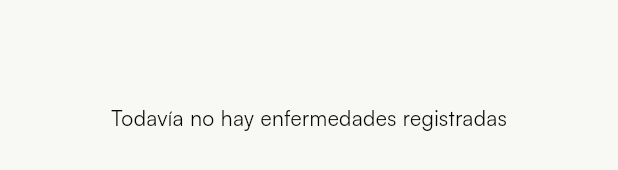
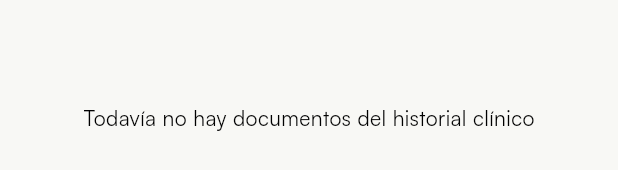
Before and after one commit to xDit0x/drbot_flutter_app, a Flutter app: the MedicalDocumentsPage widget shown alone on an empty page, opened directly, on a phone screen of 412 x 824 dp. Shown: the part 500-670 px from the top of the screen. Run offline on Flutter 3.47's test engine with Material 3 defaults, Android fonts, the phone set to English and light mode, and no system bars; our stand-ins replace cloud_firestore, dartz, firebase_auth, firebase_core, flutter_bloc, flutter_svg and 8 more; accounts and stored records are empty.

Commit message:
fix: error de textos en medical documents y clinical

```diff
--- a/lib/presentation/medical_documents/pages/clinical_history_page.dart
+++ b/lib/presentation/medical_documents/pages/clinical_history_page.dart
@@ -62,7 +62,7 @@ class ClinicalHistoryPage extends StatelessWidget {
         }
         if (snapshot.hasError) {
           return Center(
-            child: Text('No se ha podido cargar el historial clínico}'),
+            child: Text('No se ha podido cargar el historial clínico'),
           );
         }
 
@@ -71,7 +71,7 @@ class ClinicalHistoryPage extends StatelessWidget {
         if (records.isEmpty) {
           return const Center(
             child: Text(
-              'Todavía no hay documentos',
+              'Todavía no hay enfermedades registradas',
             ),
           );
         }
--- a/lib/presentation/medical_documents/pages/medical_documents_page.dart
+++ b/lib/presentation/medical_documents/pages/medical_documents_page.dart
@@ -90,7 +90,7 @@ class MedicalDocumentsPage extends StatelessWidget
 
           if(reports.isEmpty)
           {
-            return const Center(child: Text('Todavía no hay enfermedades registradas'));
+            return const Center(child: Text('Todavía no hay documentos del historial clínico'));
           }
 
           return ListView
```
